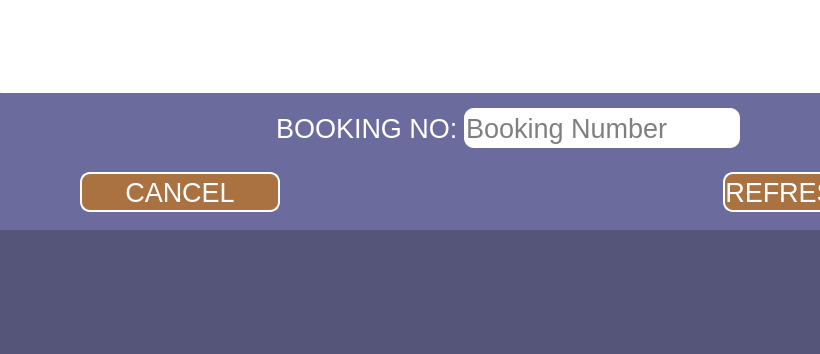
Old version of the form cancel_page.ui in the repository Xen00n/GMS; both pictures show x 154 to 974 and y 521 to 875 of the 1324 by 875 pixel window.
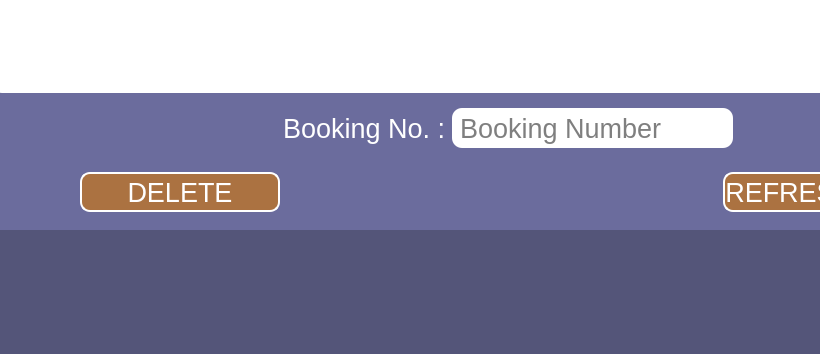
New version of the form. Icons and pictures are not drawn.

Diff of the .ui file:
```diff
--- a/cancel_page.ui
+++ b/cancel_page.ui
@@ -422,7 +422,7 @@
 }</string>
             </property>
             <property name="text">
-             <string>BOOKING NO:</string>
+             <string>Booking No. :</string>
             </property>
            </widget>
           </item>
@@ -443,8 +443,7 @@
             <property name="styleSheet">
              <string notr="true">background-color:white;
 color:black;
-
-</string>
+padding-left: 6px;</string>
             </property>
             <property name="placeholderText">
              <string>Booking Number</string>
@@ -528,7 +527,7 @@
 }</string>
             </property>
             <property name="text">
-             <string>CANCEL</string>
+             <string>DELETE</string>
             </property>
            </widget>
           </item>
```
Left out of the diff: 2 changed lines with no effect on the pictures.
